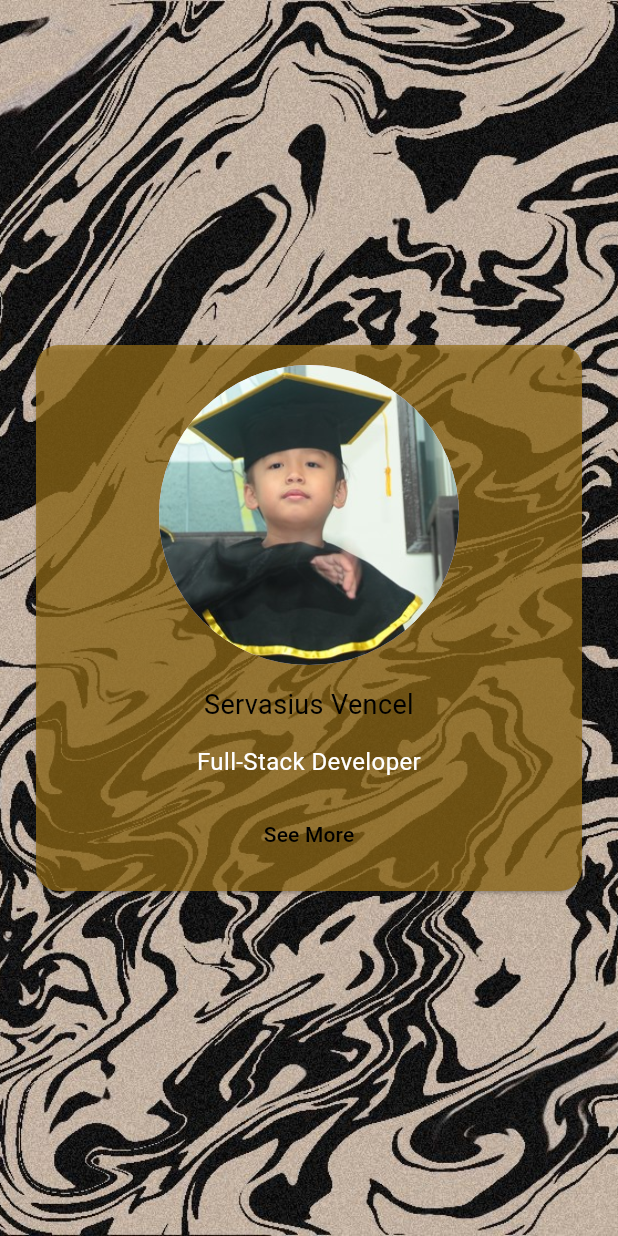
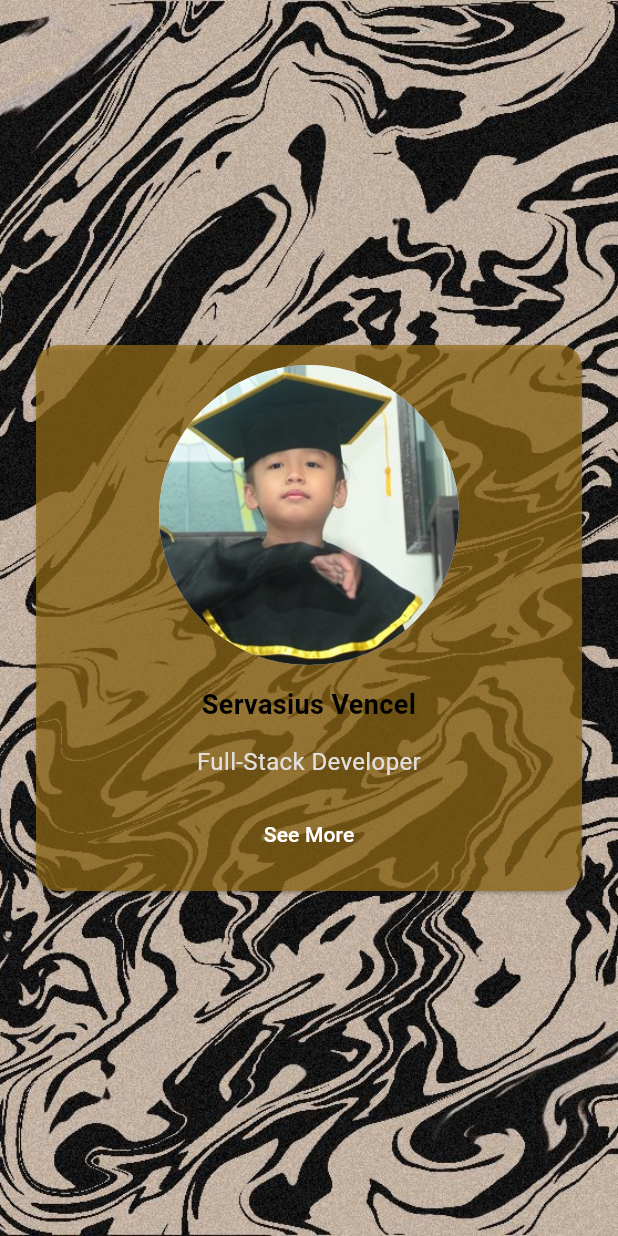
Before and after one commit to ServasiusVencel/profil_flutter, a Flutter app: the screen it shows after launch, on a phone screen of 412 x 824 dp. Run offline on Flutter 3.47's test engine with Material 3 defaults, Android fonts, the phone set to English and light mode, and no system bars.

Commit message:
profile-1

```diff
--- a/lib/main.dart
+++ b/lib/main.dart
@@ -66,14 +66,20 @@ Widget build( BuildContext context ) {
                     radius: 100.0,
                     backgroundImage: AssetImage('assets/images/fto.jpg'),
                   ),
-                  Text("Servasius Vencel",
+                  Text(
+                  "Servasius Vencel",
                   textAlign: TextAlign.center,
-                  style: TextStyle(fontSize: 18, color: Colors.black),
+                  style: TextStyle(
+                  fontSize: 18,
+                  color: Colors.black,
+                  fontWeight: FontWeight.bold, // Tempatkan fontWeight di dalam TextStyle
                   ),
+                ),
+
 
                   Text("Full-Stack Developer",
                   textAlign: TextAlign.center,
-                  style: TextStyle(fontSize: 16, color: Colors.white),
+                  style: TextStyle(fontSize: 16, color: Color.fromARGB(255, 227, 222, 222)),
                   ),
                   TextButton(
                   onPressed: () {
@@ -84,7 +90,7 @@ Widget build( BuildContext context ) {
                },
               child: Text('See More'),
               style: TextButton.styleFrom(
-              primary: Color.fromARGB(255, 0, 0, 0), // Mengubah warna teks menjadi biru
+              primary: Color.fromARGB(255, 255, 255, 255),
             ),
             ),
 
```
